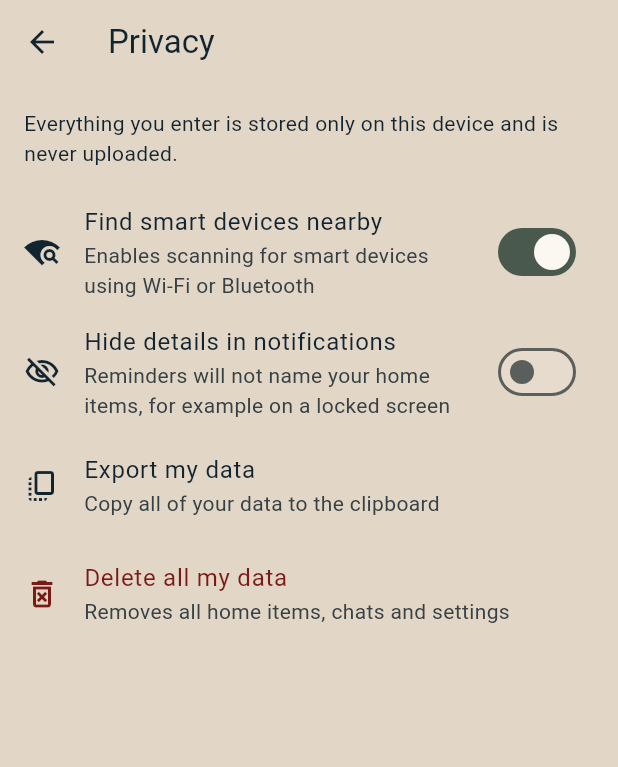
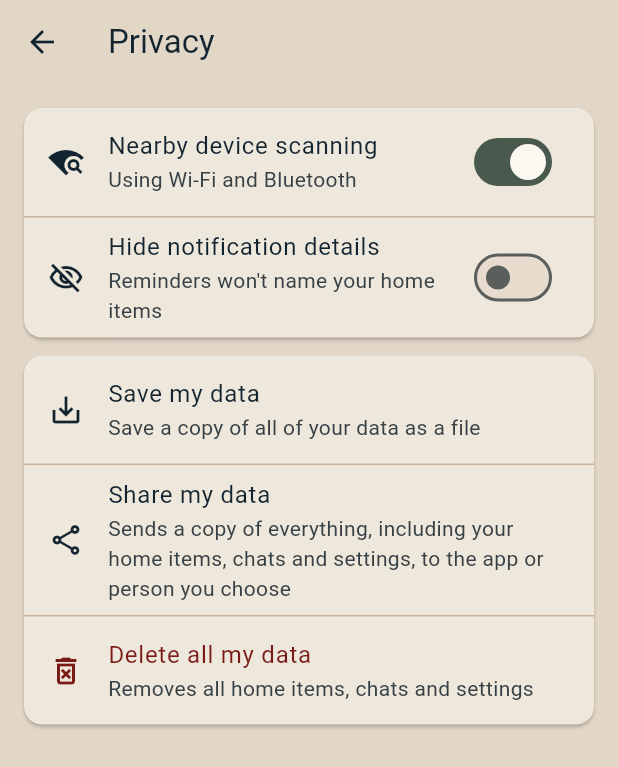
Before and after one commit to mygarrett38/hometrackhub, a Flutter app: the PrivacySettingsScreen screen opened directly, on a phone screen of 412 x 824 dp. Shown: the top 767 px of the screen. Run offline on Flutter 3.47's test engine with Material 3 defaults, Android fonts, the phone set to English and light mode, and no system bars; our stand-ins replace connectivity_plus, file_picker, flutter_blue_plus, flutter_local_notifications, flutter_markdown_plus, flutter_timezone and 3 more; missing offline and left inert: bonsoir, device_calendar_plus; accounts and stored records are empty.

Commit message:
Update privacy settings to use cards (and add sharing data setting)

```diff
--- a/lib/main.dart
+++ b/lib/main.dart
@@ -8,6 +8,7 @@ import 'data/calendar_event_repository.dart';
 import 'data/home_item_repository.dart';
 import 'data/settings_repository.dart';
 import 'services/calendar_service.dart';
+import 'services/data_export_service.dart';
 import 'services/device_discovery_service.dart';
 import 'services/home_assistant_client.dart';
 import 'services/notification_service.dart';
@@ -65,6 +66,7 @@ Future<void> main() async {
           value: NearbyDeviceDiscoveryService(),
         ),
         Provider<HomeAssistantClient>.value(value: HomeAssistantClient()),
+        Provider<DataExportService>.value(value: DeviceDataExportService()),
       ],
       child: const HomeTrackHubApp(),
     ),
--- /dev/null
+++ b/lib/services/data_export_service.dart
@@ -0,0 +1,49 @@
+import 'dart:convert';
+import 'dart:typed_data';
+import 'dart:ui' show Rect;
+
+import 'package:file_picker/file_picker.dart';
+import 'package:share_plus/share_plus.dart';
+
+/// Saves or shares a copy of the user's data as a file.
+abstract class DataExportService {
+  /// Asks the user where to save [contents] as [fileName]. Returns whether
+  /// it was saved, which is false if the user cancelled.
+  Future<bool> save(String fileName, String contents);
+
+  /// Opens the device's share sheet with [contents] attached as [fileName].
+  ///
+  /// [origin] is where the share sheet points from on tablets, such as the
+  /// button that opened it.
+  Future<void> share(String fileName, String contents, {Rect? origin});
+}
+
+/// Uses the device's own save dialog and share sheet.
+class DeviceDataExportService implements DataExportService {
+  static const _mimeType = 'application/json';
+
+  @override
+  Future<bool> save(String fileName, String contents) async {
+    final saved = await FilePicker.saveFile(
+      fileName: fileName,
+      bytes: _bytes(contents),
+      mimeType: _mimeType,
+    );
+    return saved != null;
+  }
+
+  @override
+  Future<void> share(String fileName, String contents, {Rect? origin}) async {
+    await SharePlus.instance.share(
+      ShareParams(
+        files: [XFile.fromData(_bytes(contents), mimeType: _mimeType)],
+        fileNameOverrides: [fileName],
+        subject: 'HomeTrack Hub data',
+        sharePositionOrigin: origin,
+      ),
+    );
+  }
+
+  static Uint8List _bytes(String contents) =>
+      Uint8List.fromList(utf8.encode(contents));
+}
--- a/lib/ui/screens/settings/privacy_settings_screen.dart
+++ b/lib/ui/screens/settings/privacy_settings_screen.dart
@@ -1,16 +1,17 @@
 import 'dart:convert';
 
 import 'package:flutter/material.dart';
-import 'package:flutter/services.dart';
 import 'package:provider/provider.dart';
 
-import '../../../services/home_assistant_client.dart';
+import '../../../services/data_export_service.dart';
 import '../../../state/assist_chat_controller.dart';
 import '../../../state/home_item_controller.dart';
 import '../../../state/settings_controller.dart';
+import '../../widgets/screen_padding.dart';
+import '../../widgets/settings_card.dart';
 
-/// Privacy settings: network scanning, notification details, and exporting
-/// or deleting the user's data. Also explains what leaves the device.
+/// Privacy settings: network scanning, notification details, and saving,
+/// sharing or deleting the user's data.
 class PrivacySettingsScreen extends StatefulWidget {
   const PrivacySettingsScreen({super.key});
 
@@ -19,48 +20,27 @@ class PrivacySettingsScreen extends StatefulWidget {
 }
 
 class _PrivacySettingsScreenState extends State<PrivacySettingsScreen> {
-  // Confirmations shown in place of a row's usual description once its
-  // action is done.
-  bool _exported = false;
+  // Shown in place of a row's usual description once its action is done.
+  _SaveResult? _saveResult;
   bool _deleted = false;
 
   @override
   Widget build(BuildContext context) {
     final controller = context.watch<SettingsController>();
     final settings = controller.settings;
-    final assistAvailable = context.read<HomeAssistantClient>().isConfigured;
     final errorColor = Theme.of(context).colorScheme.error;
 
     return Scaffold(
       appBar: AppBar(title: const Text('Privacy')),
       body: ListView(
+        padding: screenPadding(context),
         children: [
-          Padding(
-            padding: const EdgeInsets.all(16),
-            child: Text(
-              [
-                if (settings.calendarSyncEnabled)
-                  'Everything you enter is stored only on this device. Your '
-                      'tasks are also added to the calendar you chose, which '
-                      "may sync them to that calendar's account."
-                else if (assistAvailable)
-                  'Everything you enter is stored only on this device.'
-                else
-                  'Everything you enter is stored only on this device and is '
-                      'never uploaded.',
-                if (assistAvailable)
-                  "Questions you ask on the Assist tab are sent to Anthropic's "
-                      'Claude AI to answer them. Your home items are not '
-                      'sent with them.',
-              ].join(' '),
-            ),
-          ),
+          SettingsCard(
+            children: [
               SwitchListTile(
                 secondary: const Icon(Icons.wifi_find),
-            title: const Text('Find smart devices nearby'),
-            subtitle: const Text(
-              'Enables scanning for smart devices using Wi-Fi or Bluetooth',
-            ),
+                title: const Text('Nearby device scanning'),
+                subtitle: const Text('Using Wi-Fi and Bluetooth'),
                 value: settings.networkDiscoveryEnabled,
                 onChanged: (enabled) => controller.update(
                   settings.copyWith(networkDiscoveryEnabled: enabled),
@@ -68,25 +48,46 @@ class _PrivacySettingsScreenState extends State<PrivacySettingsScreen> {
               ),
               SwitchListTile(
                 secondary: const Icon(Icons.visibility_off_outlined),
-            title: const Text('Hide details in notifications'),
-            subtitle: const Text(
-              'Reminders will not name your home items, for example on a '
-              'locked screen',
-            ),
+                title: const Text('Hide notification details'),
+                subtitle: const Text("Reminders won't name your home items"),
                 value: settings.hideDetailsInNotifications,
                 onChanged: (hide) => controller.update(
                   settings.copyWith(hideDetailsInNotifications: hide),
                 ),
               ),
+            ],
+          ),
+          // Your data.
+          SettingsCard(
+            children: [
               ListTile(
-            leading: const Icon(Icons.copy_all_outlined),
-            title: const Text('Export my data'),
+                leading: const Icon(Icons.save_alt),
+                title: const Text('Save my data'),
                 subtitle: Text(
-              _exported
-                  ? 'Your data was copied to the clipboard'
-                  : 'Copy all of your data to the clipboard',
+                  switch (_saveResult) {
+                    null => 'Save a copy of all of your data as a file',
+                    _SaveResult.saved => 'Your data was saved',
+                    _SaveResult.failed =>
+                      'Could not save your data. Try again.',
+                  },
+                  style: _saveResult == _SaveResult.failed
+                      ? TextStyle(color: errorColor)
+                      : null,
                 ),
-            onTap: _exportData,
+                onTap: _saveData,
+              ),
+              // A Builder, so the share sheet can point at this row on
+              // tablets.
+              Builder(
+                builder: (rowContext) => ListTile(
+                  leading: const Icon(Icons.share_outlined),
+                  title: const Text('Share my data'),
+                  subtitle: const Text(
+                    'Sends a copy of everything, including your home items, '
+                    'chats and settings, to the app or person you choose',
+                  ),
+                  onTap: () => _shareData(rowContext),
+                ),
               ),
               ListTile(
                 leading: Icon(Icons.delete_forever_outlined, color: errorColor),
@@ -103,10 +104,13 @@ class _PrivacySettingsScreenState extends State<PrivacySettingsScreen> {
               ),
             ],
           ),
+        ],
+      ),
     );
   }
 
-  Future<void> _exportData() async {
+  /// All of the user's data as JSON, for saving or sharing.
+  String _exportJson() {
     final export = {
       'exportedAt': DateTime.now().toIso8601String(),
       'settings': context.read<SettingsController>().settings.toJson(),
@@ -119,9 +123,43 @@ class _PrivacySettingsScreenState extends State<PrivacySettingsScreen> {
           chat.toJson(),
       ],
     };
-    final json = const JsonEncoder.withIndent('  ').convert(export);
-    await Clipboard.setData(ClipboardData(text: json));
-    if (mounted) setState(() => _exported = true);
+    return const JsonEncoder.withIndent('  ').convert(export);
+  }
+
+  /// For example "hometrackhub-data-2026-11-04.json".
+  static String _exportFileName() {
+    final today = DateTime.now();
+    String twoDigits(int n) => n.toString().padLeft(2, '0');
+    return 'hometrackhub-data-${today.year}-${twoDigits(today.month)}-'
+        '${twoDigits(today.day)}.json';
+  }
+
+  Future<void> _saveData() async {
+    final export = context.read<DataExportService>();
+    _SaveResult? result;
+    try {
+      // Cancelling the save dialog leaves the description as it was.
+      if (await export.save(_exportFileName(), _exportJson())) {
+        result = _SaveResult.saved;
+      }
+    } catch (error) {
+      debugPrint('Could not save data: $error');
+      result = _SaveResult.failed;
+    }
+    if (mounted && result != null) setState(() => _saveResult = result);
+  }
+
+  Future<void> _shareData(BuildContext rowContext) async {
+    final export = context.read<DataExportService>();
+    final box = rowContext.findRenderObject() as RenderBox?;
+    final origin = box == null
+        ? null
+        : box.localToGlobal(Offset.zero) & box.size;
+    try {
+      await export.share(_exportFileName(), _exportJson(), origin: origin);
+    } catch (error) {
+      debugPrint('Could not share data: $error');
+    }
   }
 
   Future<void> _confirmDeleteAll() async {
@@ -159,3 +197,6 @@ class _PrivacySettingsScreenState extends State<PrivacySettingsScreen> {
     }
   }
 }
+
+/// How saving the user's data to a file went.
+enum _SaveResult { saved, failed }
--- a/pubspec.yaml
+++ b/pubspec.yaml
@@ -38,6 +38,8 @@ dependencies:
   flutter_blue_plus: ^2.3.14
   device_calendar_plus: 0.10.1
   flutter_markdown_plus: ^1.0.12
+  share_plus: ^13.3.1
+  file_picker: ^13.3.2
 
 dev_dependencies:
   flutter_test:
```
Also changed, not shown: pubspec.lock, 1 other file. Lines whose indentation alone changed are shown as unchanged.
